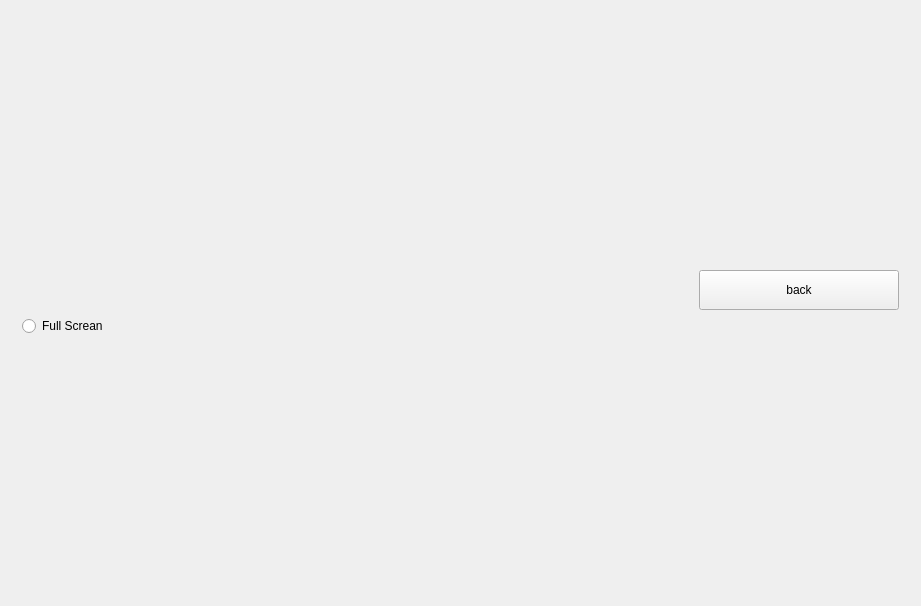
SkyW0rd/game, file mainwindow.ui: the form before one commit.
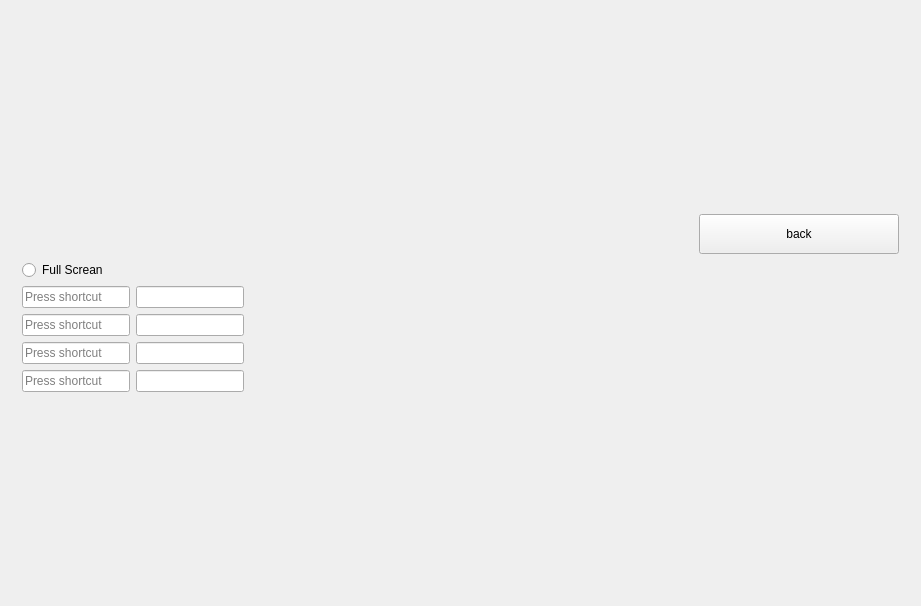
The form after the commit. The open tabs and pages were chosen to show the change. Icons and pictures are not drawn.

```diff
--- a/mainwindow.ui
+++ b/mainwindow.ui
@@ -10,6 +10,12 @@
     <height>606</height>
    </rect>
   </property>
+  <property name="sizePolicy">
+   <sizepolicy hsizetype="Preferred" vsizetype="Preferred">
+    <horstretch>30</horstretch>
+    <verstretch>0</verstretch>
+   </sizepolicy>
+  </property>
   <property name="windowTitle">
    <string>MainWindow</string>
   </property>
@@ -214,6 +220,160 @@
             </item>
            </layout>
           </item>
+          <item row="2" column="0">
+           <layout class="QHBoxLayout" name="horizontalLayout">
+            <item>
+             <widget class="QKeySequenceEdit" name="WKey">
+              <property name="sizePolicy">
+               <sizepolicy hsizetype="Maximum" vsizetype="Fixed">
+                <horstretch>0</horstretch>
+                <verstretch>0</verstretch>
+               </sizepolicy>
+              </property>
+              <property name="minimumSize">
+               <size>
+                <width>0</width>
+                <height>0</height>
+               </size>
+              </property>
+             </widget>
+            </item>
+            <item>
+             <widget class="QLineEdit" name="WEditLine">
+              <property name="sizePolicy">
+               <sizepolicy hsizetype="Maximum" vsizetype="Fixed">
+                <horstretch>0</horstretch>
+                <verstretch>0</verstretch>
+               </sizepolicy>
+              </property>
+             </widget>
+            </item>
+            <item>
+             <spacer name="horizontalSpacer_7">
+              <property name="orientation">
+               <enum>Qt::Horizontal</enum>
+              </property>
+              <property name="sizeHint" stdset="0">
+               <size>
+                <width>40</width>
+                <height>20</height>
+               </size>
+              </property>
+             </spacer>
+            </item>
+           </layout>
+          </item>
+          <item row="3" column="0">
+           <layout class="QHBoxLayout" name="horizontalLayout_2">
+            <item>
+             <widget class="QKeySequenceEdit" name="AKey">
+              <property name="sizePolicy">
+               <sizepolicy hsizetype="Maximum" vsizetype="Fixed">
+                <horstretch>0</horstretch>
+                <verstretch>0</verstretch>
+               </sizepolicy>
+              </property>
+             </widget>
+            </item>
+            <item>
+             <widget class="QLineEdit" name="AEditLine">
+              <property name="sizePolicy">
+               <sizepolicy hsizetype="Maximum" vsizetype="Fixed">
+                <horstretch>0</horstretch>
+                <verstretch>0</verstretch>
+               </sizepolicy>
+              </property>
+             </widget>
+            </item>
+            <item>
+             <spacer name="horizontalSpacer_3">
+              <property name="orientation">
+               <enum>Qt::Horizontal</enum>
+              </property>
+              <property name="sizeHint" stdset="0">
+               <size>
+                <width>40</width>
+                <height>20</height>
+               </size>
+              </property>
+             </spacer>
+            </item>
+           </layout>
+          </item>
+          <item row="4" column="0">
+           <layout class="QHBoxLayout" name="horizontalLayout_3">
+            <item>
+             <widget class="QKeySequenceEdit" name="SKey">
+              <property name="sizePolicy">
+               <sizepolicy hsizetype="Maximum" vsizetype="Fixed">
+                <horstretch>0</horstretch>
+                <verstretch>0</verstretch>
+               </sizepolicy>
+              </property>
+             </widget>
+            </item>
+            <item>
+             <widget class="QLineEdit" name="SEditLine">
+              <property name="sizePolicy">
+               <sizepolicy hsizetype="Maximum" vsizetype="Fixed">
+                <horstretch>0</horstretch>
+                <verstretch>0</verstretch>
+               </sizepolicy>
+              </property>
+             </widget>
+            </item>
+            <item>
+             <spacer name="horizontalSpacer_6">
+              <property name="orientation">
+               <enum>Qt::Horizontal</enum>
+              </property>
+              <property name="sizeHint" stdset="0">
+               <size>
+                <width>40</width>
+                <height>20</height>
+               </size>
+              </property>
+             </spacer>
+            </item>
+           </layout>
+          </item>
+          <item row="5" column="0">
+           <layout class="QHBoxLayout" name="horizontalLayout_4">
+            <item>
+             <widget class="QKeySequenceEdit" name="DKey">
+              <property name="sizePolicy">
+               <sizepolicy hsizetype="Maximum" vsizetype="Fixed">
+                <horstretch>0</horstretch>
+                <verstretch>0</verstretch>
+               </sizepolicy>
+              </property>
+             </widget>
+            </item>
+            <item>
+             <widget class="QLineEdit" name="DEditLine">
+              <property name="sizePolicy">
+               <sizepolicy hsizetype="Fixed" vsizetype="Fixed">
+                <horstretch>0</horstretch>
+                <verstretch>0</verstretch>
+               </sizepolicy>
+              </property>
+             </widget>
+            </item>
+            <item>
+             <spacer name="horizontalSpacer_8">
+              <property name="orientation">
+               <enum>Qt::Horizontal</enum>
+              </property>
+              <property name="sizeHint" stdset="0">
+               <size>
+                <width>40</width>
+                <height>20</height>
+               </size>
+              </property>
+             </spacer>
+            </item>
+           </layout>
+          </item>
          </layout>
         </item>
        </layout>
```
Left out of the diff: 6 changed lines with no effect on the pictures.
